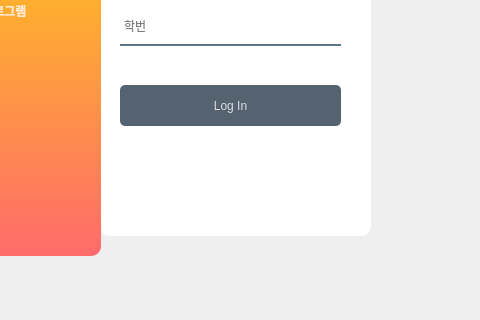
This is Application/IseeYou.ui in hhhhhhhhhhhhhhhhho/ISEEYOU as Qt 5 draws it before an edit; both pictures show x 240 to 720 and y 315 to 635 of the 822 by 744 pixel window. The edited form follows.
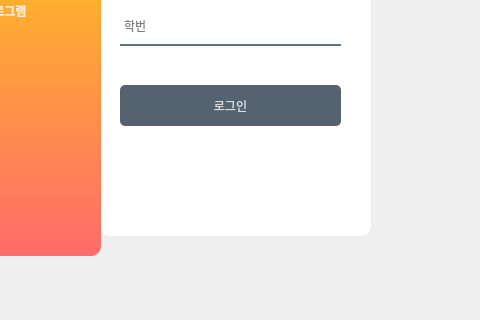
This is the edited form. Icons and pictures are not drawn.

Patch:
```diff
--- a/Application/IseeYou.ui
+++ b/Application/IseeYou.ui
@@ -117,7 +117,7 @@
     <string notr="true"/>
    </property>
    <property name="text">
-    <string>Log In</string>
+    <string>로그인</string>
    </property>
   </widget>
   <widget class="QLabel" name="label_4">
@@ -171,7 +171,7 @@
    <property name="geometry">
     <rect>
      <x>500</x>
-     <y>510</y>
+     <y>500</y>
      <width>101</width>
      <height>41</height>
     </rect>
```
Left out of the diff: 1 changed line with no effect on the pictures.
